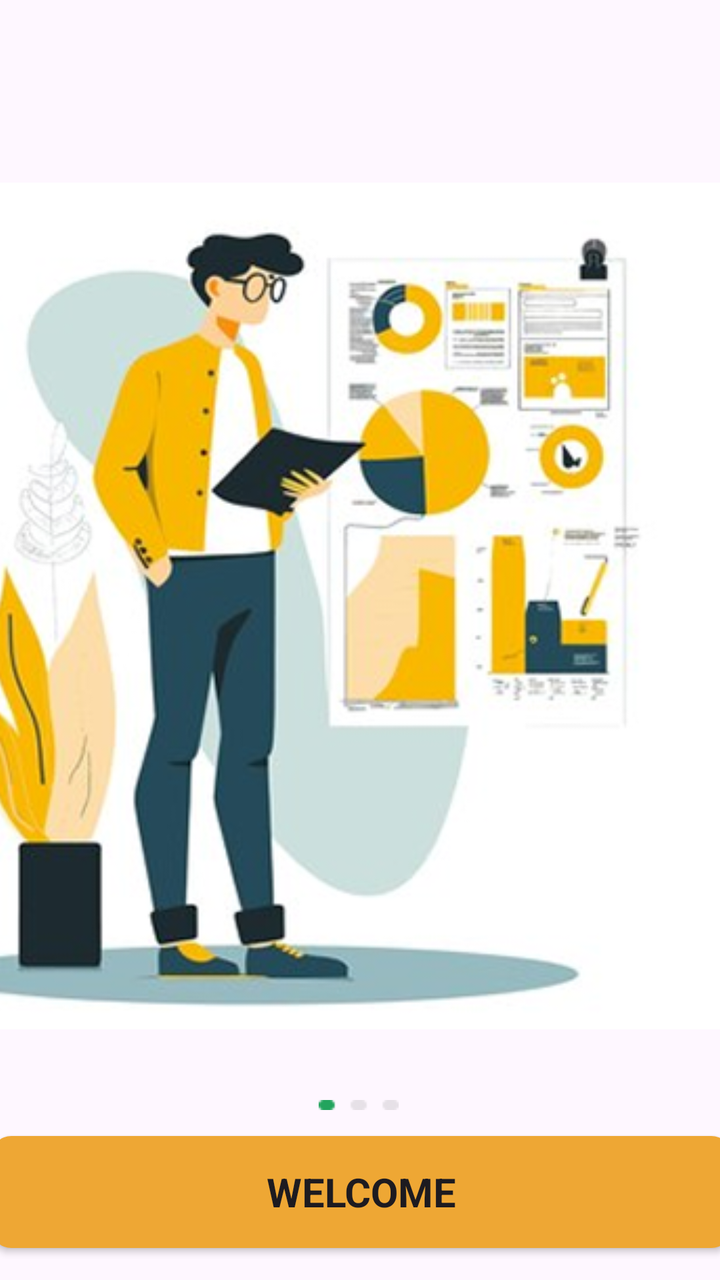
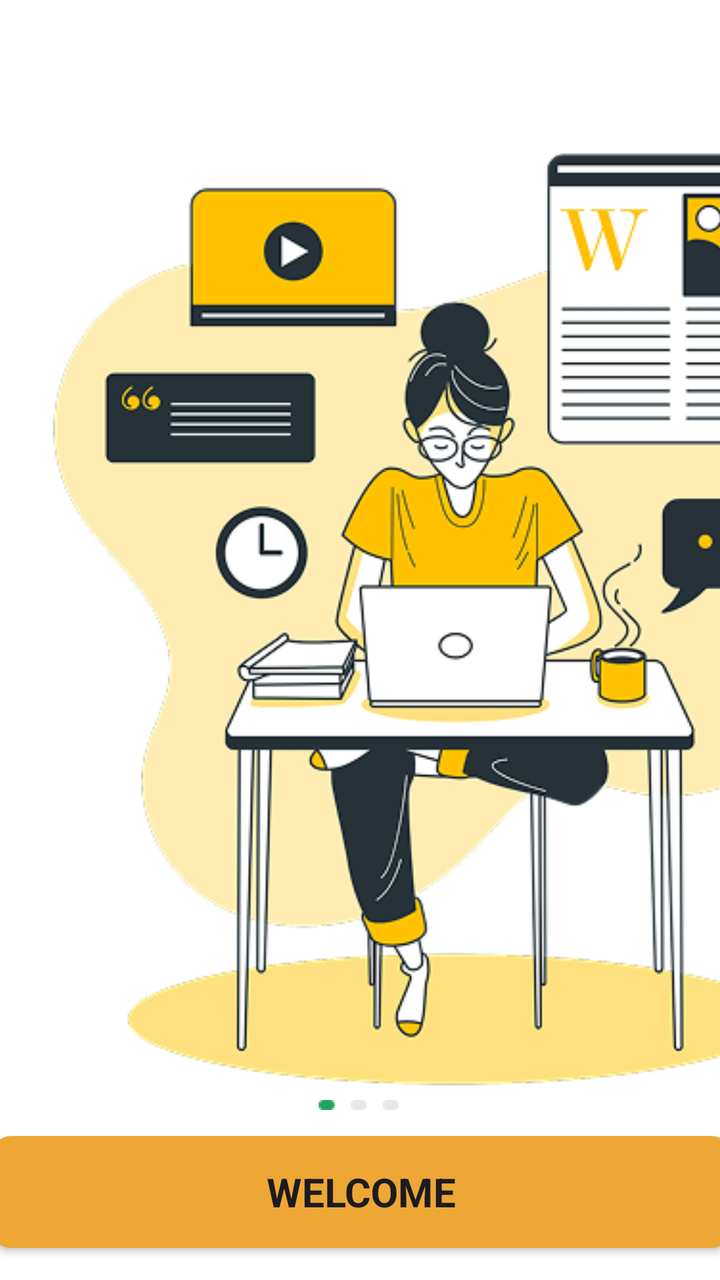

The first picture is an Android layout as it rendered before a commit; the second is the same layout after the commit. The layout source and the unified diff follow.
<!-- AndroidManifest.xml: application theme Theme.BudgetFit -->
<!-- res/layout/activity_screen02.xml -->
<?xml version="1.0" encoding="utf-8"?>
<androidx.constraintlayout.widget.ConstraintLayout
    xmlns:android="http://schemas.android.com/apk/res/android"
    xmlns:tools="http://schemas.android.com/tools"
    xmlns:app="http://schemas.android.com/apk/res-auto"
    android:id="@+id/main"
    android:layout_width="match_parent"
    android:layout_height="match_parent"
    tools:context=".Screen02">

  <ImageView
      android:id="@+id/imageView4"
      android:layout_width="412dp"
      android:layout_height="600dp"
      android:layout_marginTop="3dp"
      app:layout_constraintBottom_toBottomOf="parent"
      app:layout_constraintEnd_toEndOf="parent"
      app:layout_constraintHorizontal_bias="1.0"
      app:layout_constraintStart_toStartOf="parent"
      app:layout_constraintTop_toTopOf="parent"
      app:layout_constraintVertical_bias="0.0"
      app:srcCompat="@drawable/screen02" />

  <ImageView
      android:id="@+id/imageView"
      android:layout_width="wrap_content"
      android:layout_height="wrap_content"
      app:layout_constraintBottom_toBottomOf="parent"
      app:layout_constraintEnd_toEndOf="parent"
      app:layout_constraintHorizontal_bias="0.498"
      app:layout_constraintStart_toStartOf="parent"
      app:layout_constraintTop_toTopOf="parent"
      app:layout_constraintVertical_bias="0.866"
      app:srcCompat="@drawable/indicator" />

  <androidx.appcompat.widget.AppCompatButton
      android:id="@+id/button3"
      android:layout_width="370dp"
      android:layout_height="56dp"
      android:layout_marginBottom="16dp"
      android:background="@drawable/rounded_button"
      android:fontFamily="sans-serif"
      android:text="@string/welcome"
      android:textSize="20sp"
      android:textStyle="bold"
      app:layout_constraintBottom_toBottomOf="parent"
      app:layout_constraintEnd_toEndOf="parent"
      app:layout_constraintHorizontal_bias="0.478"
      app:layout_constraintStart_toStartOf="parent"
      tools:ignore="MissingConstraints"
      />

</androidx.constraintlayout.widget.ConstraintLayout>
<!-- resources referenced by this layout -->
<resources>
  <!-- drawable indicator: png bitmap (drawable, 282 bytes) -->
  <!-- drawable rounded_button (drawable) -->
  <?xml version="1.0" encoding="utf-8"?>
  
  <shape xmlns:android="http://schemas.android.com/apk/res/android">
      <solid android:color="#EEA734" />
      <corners android:radius="10dp" />
  </shape>
  <!-- drawable screen02: png bitmap (drawable, 155514 bytes) -->
  <string name="welcome">Welcome</string>
  <style name="Theme.BudgetFit" parent="Base.Theme.BudgetFit" />
  <style name="Base.Theme.BudgetFit" parent="Theme.Material3.DayNight.NoActionBar">
          
          
      </style>
</resources>

<!-- the commit's change to res/layout/activity_screen02.xml (unified diff, before → after) -->
@@ -6,16 +6,17 @@
     android:id="@+id/main"
     android:layout_width="match_parent"
     android:layout_height="match_parent"
-    tools:context=".Screen02">
+    tools:context=".Screen02"
+    android:background="@color/white">
 
   <ImageView
       android:id="@+id/imageView4"
-      android:layout_width="412dp"
+      android:layout_width="400dp"
       android:layout_height="600dp"
       android:layout_marginTop="3dp"
       app:layout_constraintBottom_toBottomOf="parent"
       app:layout_constraintEnd_toEndOf="parent"
-      app:layout_constraintHorizontal_bias="1.0"
+      app:layout_constraintHorizontal_bias="0.0"
       app:layout_constraintStart_toStartOf="parent"
       app:layout_constraintTop_toTopOf="parent"
       app:layout_constraintVertical_bias="0.0"
<!-- resource entries referenced after the edit -->
@@ -1,5 +1,6 @@
 <!-- resources referenced by this layout -->
 <resources>
+  <color name="white">#FFFFFFFF</color>
   <!-- drawable indicator: png bitmap (drawable, 282 bytes) -->
   <!-- drawable rounded_button (drawable) -->
   <?xml version="1.0" encoding="utf-8"?>
@@ -8,7 +9,7 @@
       <solid android:color="#EEA734" />
       <corners android:radius="10dp" />
   </shape>
-  <!-- drawable screen02: png bitmap (drawable, 155514 bytes) -->
+  <!-- drawable screen02: png bitmap (drawable, 86154 bytes) -->
   <string name="welcome">Welcome</string>
   <style name="Theme.BudgetFit" parent="Base.Theme.BudgetFit" />
   <style name="Base.Theme.BudgetFit" parent="Theme.Material3.DayNight.NoActionBar">
